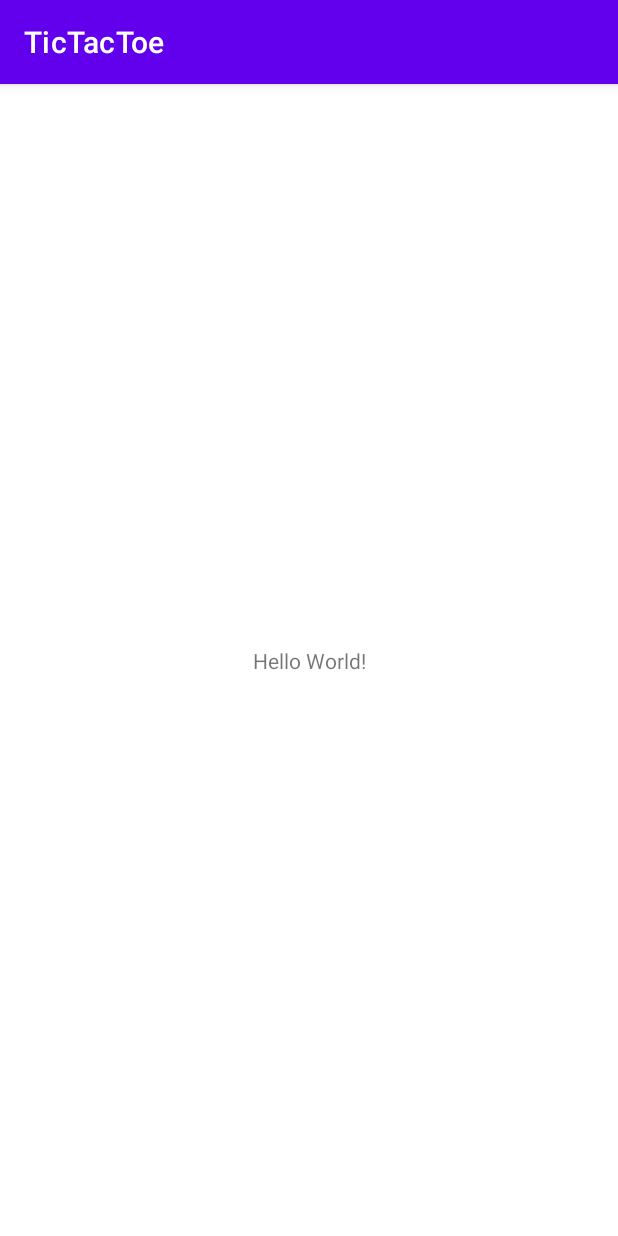
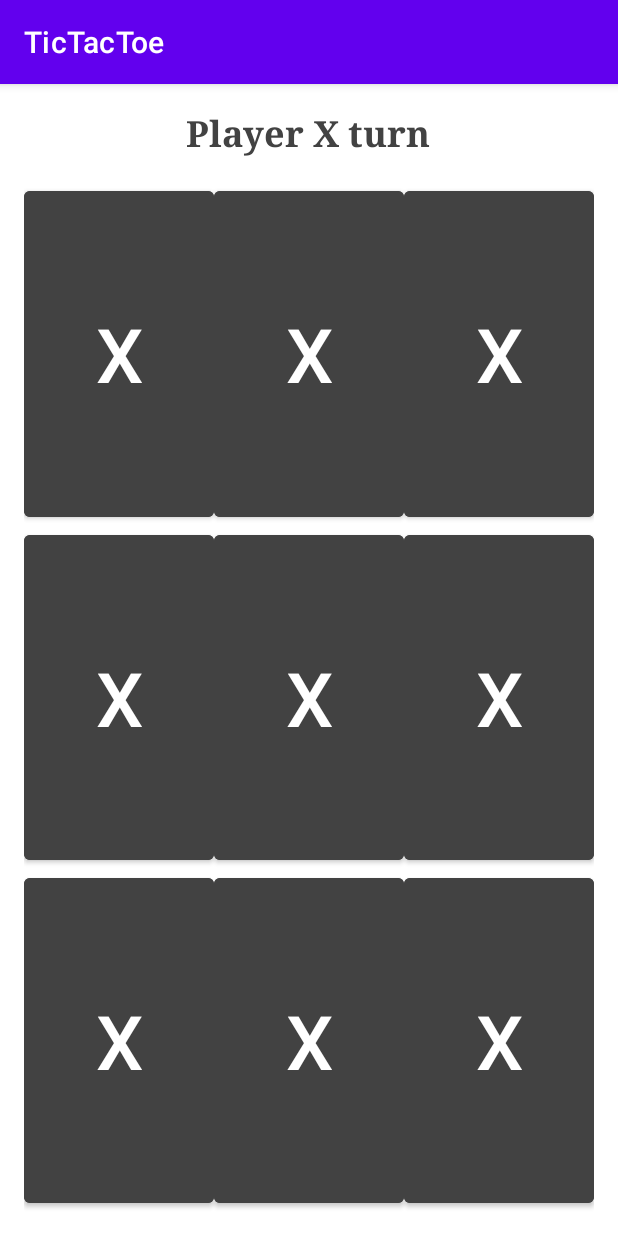
Before and after one commit to prateekb1912/tic-tac-toe, an Android app: the screen it shows after launch (MainActivity), on a phone screen of 412 x 824 dp. Run offline under Robolectric (Android 15) with nearby library versions, the phone set to English and light mode, and no system bars.

Commit message:
Finalize main activity layout for the game

```diff
--- a/app/src/main/res/layout/activity_main.xml
+++ b/app/src/main/res/layout/activity_main.xml
@@ -1,18 +1,106 @@
 <?xml version="1.0" encoding="utf-8"?>
-<androidx.constraintlayout.widget.ConstraintLayout xmlns:android="http://schemas.android.com/apk/res/android"
+<LinearLayout xmlns:android="http://schemas.android.com/apk/res/android"
     xmlns:app="http://schemas.android.com/apk/res-auto"
     xmlns:tools="http://schemas.android.com/tools"
+    android:orientation="vertical"
     android:layout_width="match_parent"
     android:layout_height="match_parent"
+    android:layout_margin="16dp"
     tools:context=".MainActivity">
 
     <TextView
         android:layout_width="wrap_content"
         android:layout_height="wrap_content"
-        android:text="Hello World!"
-        app:layout_constraintBottom_toBottomOf="parent"
-        app:layout_constraintLeft_toLeftOf="parent"
-        app:layout_constraintRight_toRightOf="parent"
-        app:layout_constraintTop_toTopOf="parent" />
-
-</androidx.constraintlayout.widget.ConstraintLayout>
+        android:text="Player X turn"
+        android:layout_gravity="center_horizontal"
+        android:textColor="@color/cardview_dark_background"
+        android:textSize="24sp"
+        android:typeface="serif"
+        android:textStyle="bold"
+        android:layout_marginBottom="16dp"
+        />
+    <LinearLayout
+        android:layout_width="match_parent"
+        android:layout_height="match_parent"
+        android:orientation="horizontal"
+        android:layout_gravity="center_horizontal"
+        android:layout_weight="1">
+        <Button
+            android:layout_width="0dp"
+            android:textSize="50sp"
+            android:layout_height="match_parent"
+            android:layout_weight="1"
+            android:text="X"
+            android:backgroundTint="@color/cardview_dark_background"/>
+        <Button
+            android:layout_width="0dp"
+            android:textSize="50sp"
+            android:layout_height="match_parent"
+            android:layout_weight="1"
+            android:text="X"
+            android:backgroundTint="@color/cardview_dark_background"/>
+        <Button
+            android:layout_width="0dp"
+            android:textSize="50sp"
+            android:layout_height="match_parent"
+            android:layout_weight="1"
+            android:text="X"
+            android:backgroundTint="@color/cardview_dark_background"/>
+    </LinearLayout>
+    <LinearLayout
+        android:layout_width="match_parent"
+        android:layout_height="match_parent"
+        android:orientation="horizontal"
+        android:layout_gravity="center_horizontal"
+        android:layout_weight="1">
+        <Button
+            android:layout_width="0dp"
+            android:textSize="50sp"
+            android:layout_height="match_parent"
+            android:layout_weight="1"
+            android:text="X"
+            android:backgroundTint="@color/cardview_dark_background"/>
+        <Button
+            android:layout_width="0dp"
+            android:textSize="50sp"
+            android:layout_height="match_parent"
+            android:layout_weight="1"
+            android:text="X"
+            android:backgroundTint="@color/cardview_dark_background"/>
+        <Button
+            android:layout_width="0dp"
+            android:textSize="50sp"
+            android:layout_height="match_parent"
+            android:layout_weight="1"
+            android:text="X"
+            android:backgroundTint="@color/cardview_dark_background"/>
+    </LinearLayout>
+    <LinearLayout
+        android:layout_width="match_parent"
+        android:layout_height="match_parent"
+        android:orientation="horizontal"
+        android:layout_gravity="center_horizontal"
+        android:layout_weight="1">
+        <Button
+            android:layout_width="0dp"
+            android:textSize="50sp"
+            android:layout_height="match_parent"
+            android:layout_weight="1"
+            android:text="X"
+            android:backgroundTint="@color/cardview_dark_background"/>
+        <Button
+            android:layout_width="0dp"
+            android:textSize="50sp"
+            android:layout_height="match_parent"
+            android:layout_weight="1"
+            android:text="X"
+            android:backgroundTint="@color/cardview_dark_background"/>
+        <Button
+            android:layout_width="0dp"
+            android:textSize="50sp"
+            android:layout_height="match_parent"
+            android:layout_weight="1"
+            android:text="X"
+            android:backgroundTint="@color/cardview_dark_background"/>
+    </LinearLayout>
+</LinearLayout>
```
